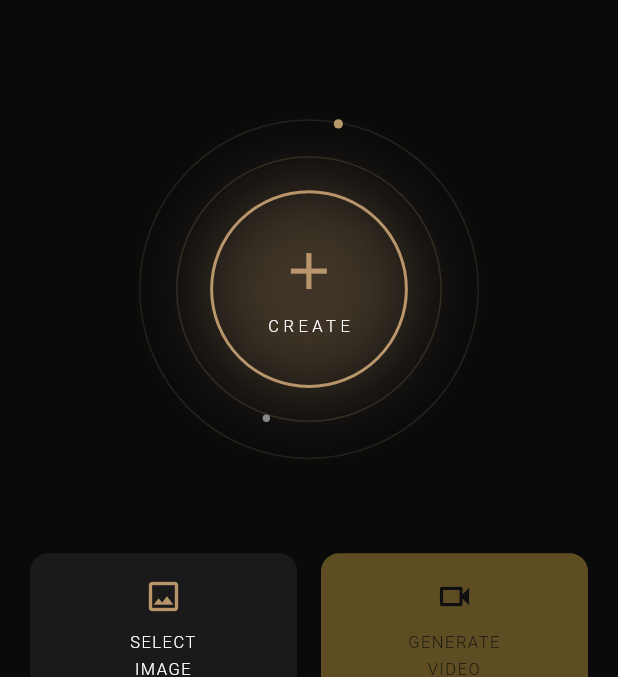
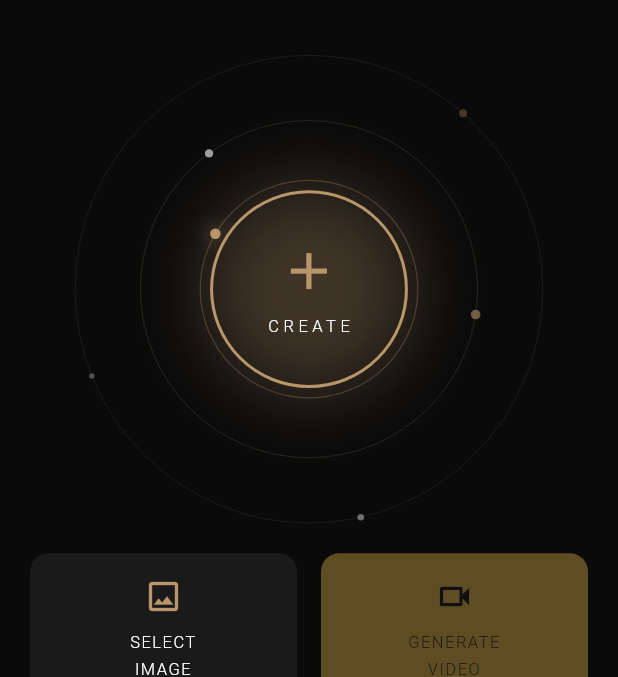
Before and after one commit to arahimli/fisherman-video-concept-app, a Flutter app: the screen it shows after launch, on a phone screen of 412 x 824 dp, the part 59-736 px from its top. Run offline on Flutter 3.47's test engine with Material 3 defaults, Android fonts, the phone set to English and light mode, and no system bars; our stand-ins replace chewie, drift, flutter_bloc, get_it, go_router, image_picker and 2 more; missing offline and left inert: ffmpeg_kit_flutter_new, saver_gallery; accounts and stored records are empty; generated files the repository leaves out were written again; Roboto replaces fonts that are missing (Georgia).

Commit message:
Add solar system animated rings to home page create button
- Added _orbitController (20s smooth repeat) alongside existing _animationController
- Switched to TickerProviderStateMixin to support two controllers
- Replaced static concentric rings with CustomPaint _SolarSystemPainter:
    Ring 1 (inner):  1 glowing accent planet, 1.5x speed, clockwise
    Ring 2 (middle): 2 planets (white + accent), 0.9x speed, counter-clockwise
    Ring 3 (outer):  3 small faint planets, 0.55x speed, clockwise
- Each ring rotates independently at different speeds/directions
- Inner planet has a soft blur glow effect
- Center CREATE button retains its pulse animation

Co-Authored-By: Claude Sonnet 4.6 <noreply@anthropic.com>

```diff
--- a/lib/presentation/pages/home_page.dart
+++ b/lib/presentation/pages/home_page.dart
@@ -1,4 +1,5 @@
 import 'dart:io';
+import 'dart:math';
 import 'dart:ui';
 
 import 'package:flutter/material.dart';
@@ -20,10 +21,11 @@ class NewHomePage extends StatefulWidget {
 }
 
 class _NewHomePageState extends State<NewHomePage>
-    with SingleTickerProviderStateMixin {
+    with TickerProviderStateMixin {
   late AnimationController _animationController;
   late Animation<double> _pulseAnimation;
   late Animation<double> _rotateAnimation;
+  late AnimationController _orbitController;
 
   @override
   void initState() {
@@ -40,11 +42,17 @@ class _NewHomePageState extends State<NewHomePage>
     _rotateAnimation = Tween<double>(begin: 0.0, end: 1.0).animate(
       CurvedAnimation(parent: _animationController, curve: Curves.linear),
     );
+
+    _orbitController = AnimationController(
+      vsync: this,
+      duration: const Duration(seconds: 20),
+    )..repeat();
   }
 
   @override
   void dispose() {
     _animationController.dispose();
+    _orbitController.dispose();
     super.dispose();
   }
 
@@ -283,38 +291,25 @@ class _NewHomePageState extends State<NewHomePage>
         Expanded(
           flex: 5,
           child: Center(
-            child: Stack(
-              alignment: Alignment.center,
-              children: [
-                AnimatedBuilder(
-                  animation: _pulseAnimation,
+            child: AnimatedBuilder(
+              animation: _orbitController,
               builder: (context, child) {
-                    return Transform.scale(
-                      scale: _pulseAnimation.value,
-                      child: Container(
-                        width: screenWidth * 0.55,
-                        height: screenWidth * 0.55,
-                        decoration: const BoxDecoration(
-                          shape: BoxShape.circle,
-                          border: Border.fromBorderSide(
-                            BorderSide(color: AppColors.accentBorderFaint, width: 1),
-                          ),
-                        ),
+                return SizedBox(
+                  width: screenWidth * 0.88,
+                  height: screenWidth * 0.88,
+                  child: CustomPaint(
+                    painter: _SolarSystemPainter(_orbitController.value),
+                    child: child,
                   ),
                 );
               },
-                ),
-                Container(
-                  width: screenWidth * 0.43,
-                  height: screenWidth * 0.43,
-                  decoration: const BoxDecoration(
-                    shape: BoxShape.circle,
-                    border: Border.fromBorderSide(
-                      BorderSide(color: AppColors.accentBorderLight, width: 1),
-                    ),
-                  ),
-                ),
-                GestureDetector(
+              child: Center(
+                child: AnimatedBuilder(
+                  animation: _pulseAnimation,
+                  builder: (context, _) {
+                    return Transform.scale(
+                      scale: _pulseAnimation.value,
+                      child: GestureDetector(
                         onTap: () => context.read<VideoBloc>().add(PickImageEvent()),
                         child: Container(
                           width: screenWidth * 0.32,
@@ -340,31 +335,10 @@ class _NewHomePageState extends State<NewHomePage>
                           ),
                         ),
                       ),
-                Positioned(
-                  top: 0,
-                  right: screenWidth * 0.22,
-                  child: Container(
-                    width: screenWidth * 0.015,
-                    height: screenWidth * 0.015,
-                    decoration: const BoxDecoration(
-                      color: AppColors.accent,
-                      shape: BoxShape.circle,
+                    );
+                  },
                 ),
               ),
-                ),
-                Positioned(
-                  bottom: screenHeight * 0.03,
-                  left: screenWidth * 0.2,
-                  child: Container(
-                    width: screenWidth * 0.012,
-                    height: screenWidth * 0.012,
-                    decoration: const BoxDecoration(
-                      color: AppColors.textSubtle,
-                      shape: BoxShape.circle,
-                    ),
-                  ),
-                ),
-              ],
             ),
           ),
         ),
@@ -761,3 +735,123 @@ class _RecentVideoItem extends StatelessWidget {
     );
   }
 }
+
+// ── Solar System ──────────────────────────────────────────────────────────────
+
+class _Planet {
+  final double angleOffset;
+  final double radius;
+  final Color color;
+  final bool glowing;
+
+  const _Planet({
+    required this.angleOffset,
+    required this.radius,
+    required this.color,
+    this.glowing = false,
+  });
+}
+
+class _SolarSystemPainter extends CustomPainter {
+  final double progress;
+
+  _SolarSystemPainter(this.progress);
+
+  static const _tau = 2 * pi;
+
+  @override
+  void paint(Canvas canvas, Size size) {
+    final center = Offset(size.width / 2, size.height / 2);
+    final w = size.width;
+
+    // ── Ring 1 — inner, fastest, clockwise ──────────────────────────────────
+    _drawRing(
+      canvas, center,
+      radius: w * 0.20,
+      baseAngle: progress * _tau * 1.5,
+      strokeWidth: 0.8,
+      ringColor: const Color(0x4DB8956A),
+      planets: const [
+        _Planet(angleOffset: 0,          radius: 3.5, color: Color(0xFFB8956A), glowing: true),
+      ],
+    );
+
+    // ── Ring 2 — middle, counter-clockwise ──────────────────────────────────
+    _drawRing(
+      canvas, center,
+      radius: w * 0.31,
+      baseAngle: -progress * _tau * 0.9,
+      strokeWidth: 0.6,
+      ringColor: const Color(0x33B8956A),
+      planets: const [
+        _Planet(angleOffset: 0,             radius: 2.8, color: Color(0x99FFFFFF)),
+        _Planet(angleOffset: pi * 0.75,     radius: 3.2, color: Color(0x99B8956A)),
+      ],
+    );
+
+    // ── Ring 3 — outer, slow, clockwise ─────────────────────────────────────
+    _drawRing(
+      canvas, center,
+      radius: w * 0.43,
+      baseAngle: progress * _tau * 0.55,
+      strokeWidth: 0.5,
+      ringColor: const Color(0x26B8956A),
+      planets: const [
+        _Planet(angleOffset: 0,             radius: 2.2, color: Color(0x66FFFFFF)),
+        _Planet(angleOffset: pi * 1.3,      radius: 2.6, color: Color(0x55B8956A)),
+        _Planet(angleOffset: pi * 0.45,     radius: 1.8, color: Color(0x44FFFFFF)),
+      ],
+    );
+  }
+
+  void _drawRing(
+    Canvas canvas,
+    Offset center, {
+    required double radius,
+    required double baseAngle,
+    required double strokeWidth,
+    required Color ringColor,
+    required List<_Planet> planets,
+  }) {
+    // Ring circle
+    canvas.drawCircle(
+      center,
+      radius,
+      Paint()
+        ..color = ringColor
+        ..style = PaintingStyle.stroke
+        ..strokeWidth = strokeWidth,
+    );
+
+    // Planets
+    for (final planet in planets) {
+      final angle = baseAngle + planet.angleOffset;
+      final pos = Offset(
+        center.dx + radius * cos(angle),
+        center.dy + radius * sin(angle),
+      );
+
+      if (planet.glowing) {
+        canvas.drawCircle(
+          pos,
+          planet.radius + 3.5,
+          Paint()
+            ..color = planet.color.withAlpha(50)
+            ..style = PaintingStyle.fill
+            ..maskFilter = const MaskFilter.blur(BlurStyle.normal, 5),
+        );
+      }
+
+      canvas.drawCircle(
+        pos,
+        planet.radius,
+        Paint()
+          ..color = planet.color
+          ..style = PaintingStyle.fill,
+      );
+    }
+  }
+
+  @override
+  bool shouldRepaint(_SolarSystemPainter old) => old.progress != progress;
+}
```
Lines whose indentation alone changed are shown as unchanged.
